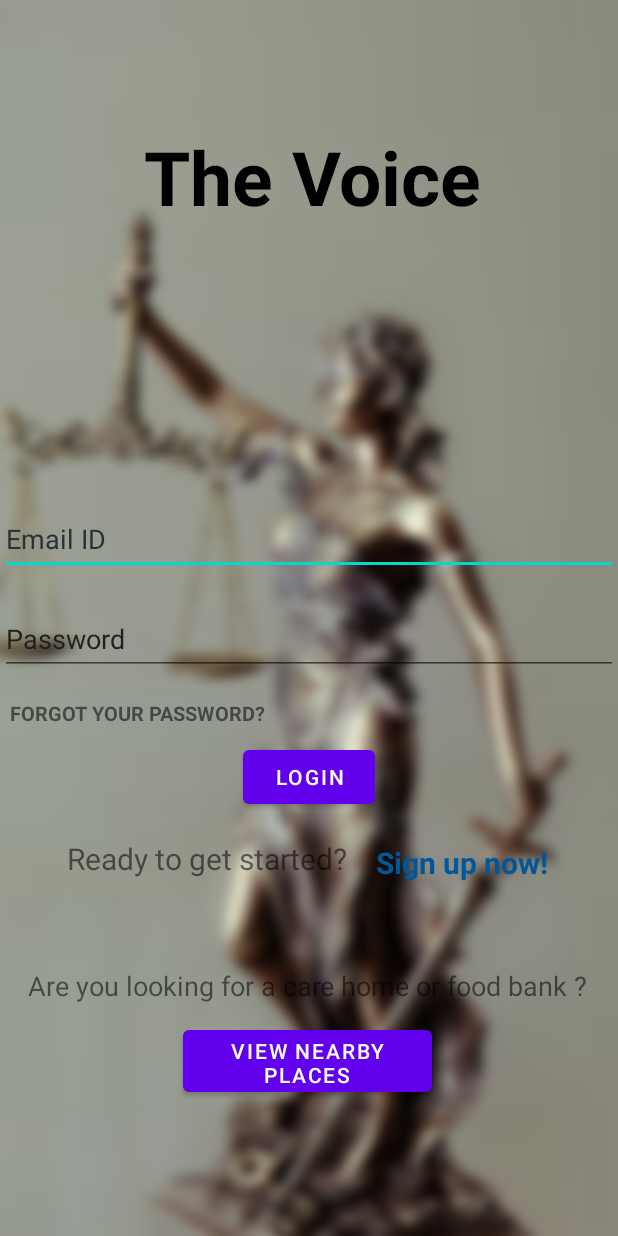
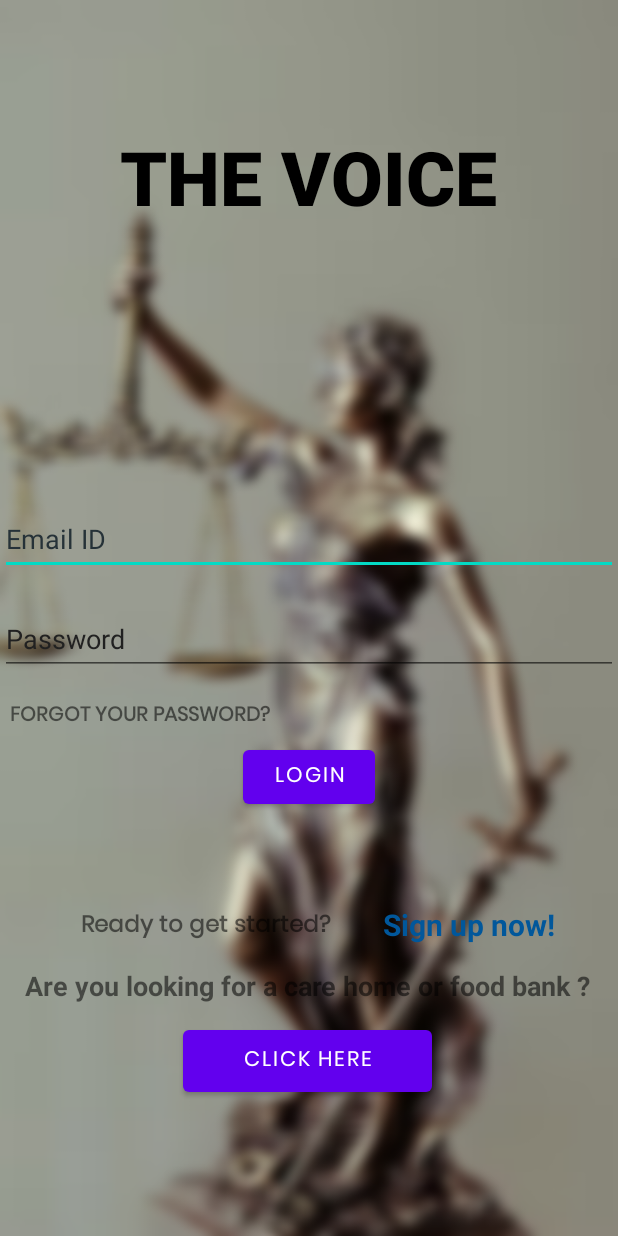
Before and after one commit to sandeepjayabal41/The_Voice, an Android app: the MainActivity screen opened directly, with no data from a screen before it, on a phone screen of 412 x 824 dp. Run offline under Robolectric (Android 15) with nearby library versions, the phone set to English and light mode, and no system bars; our stand-ins replace Firebase (no records; nobody signed in at launch, a user with empty details on screens opened directly); Roboto replaces fonts that are not available here.

Commit message:
background changes

```diff
--- a/app/src/main/res/layout/activity_home.xml
+++ b/app/src/main/res/layout/activity_home.xml
@@ -16,7 +16,7 @@
         android:layout_alignParentStart="true"
         android:layout_alignParentTop="true"
         android:layout_marginStart="0dp"
-        android:layout_marginTop="0dp"
+        android:layout_marginTop="-2dp"
         android:gravity="bottom"
         sothree:umanoPanelHeight="300dp"
         sothree:umanoShadowHeight="4dp">
--- a/app/src/main/res/layout/activity_main.xml
+++ b/app/src/main/res/layout/activity_main.xml
@@ -11,14 +11,14 @@
         android:id="@+id/imageView"
         android:layout_width="match_parent"
         android:layout_height="match_parent"
+        android:background="#404040"
+        android:contentDescription="@string/background_image"
         android:scaleType="fitXY"
-        android:contentDescription="@string/background_image"
         app:layout_constraintEnd_toEndOf="parent"
         app:layout_constraintHorizontal_bias="0.0"
         app:layout_constraintStart_toStartOf="parent"
         app:srcCompat="@drawable/background_image"
-        tools:layout_editor_absoluteY="0dp"
-        />
+        tools:layout_editor_absoluteY="0dp" />
 
     <Button
         android:id="@+id/MapViewButton"
@@ -28,6 +28,7 @@
         android:layout_marginTop="634dp"
         android:layout_marginEnd="124dp"
         android:layout_marginBottom="44dp"
+        android:fontFamily="@font/poppins"
         android:text="@string/view_nearby_places"
         app:layout_constraintBottom_toBottomOf="parent"
         app:layout_constraintEnd_toEndOf="parent"
@@ -38,13 +39,14 @@
         android:layout_width="wrap_content"
         android:layout_height="wrap_content"
         android:layout_marginTop="84dp"
+        android:fontFamily="sans-serif-black"
         android:text="@string/app_name"
         android:textColor="@color/black"
         android:textSize="50sp"
         android:textStyle="bold"
         app:layout_constraintBottom_toTopOf="@+id/MapViewButton"
         app:layout_constraintEnd_toEndOf="parent"
-        app:layout_constraintHorizontal_bias="0.513"
+        app:layout_constraintHorizontal_bias="0.496"
         app:layout_constraintStart_toStartOf="parent"
         app:layout_constraintTop_toTopOf="@+id/imageView"
         app:layout_constraintVertical_bias="0.0" />
@@ -94,6 +96,7 @@
         android:layout_marginTop="447dp"
         android:layout_marginEnd="162dp"
         android:layout_marginBottom="236dp"
+        android:fontFamily="@font/poppins"
         android:text="@string/login"
         app:layout_constraintBottom_toBottomOf="parent"
         app:layout_constraintEnd_toEndOf="parent"
@@ -105,15 +108,17 @@
         android:layout_width="189dp"
         android:layout_height="22dp"
         android:ems="10"
+        android:fontFamily="@font/poppins"
         android:text="@string/forgot_your_password__string"
-        android:textSize="13sp"
+        android:textSize="13dp"
         android:textStyle="bold"
         app:layout_constraintBottom_toBottomOf="parent"
         app:layout_constraintEnd_toEndOf="parent"
         app:layout_constraintHorizontal_bias="0.031"
         app:layout_constraintStart_toStartOf="parent"
         app:layout_constraintTop_toTopOf="parent"
-        app:layout_constraintVertical_bias="0.581" />
+        app:layout_constraintVertical_bias="0.581"
+        tools:ignore="TextSizeCheck" />
 
     <TextView
         android:layout_width="wrap_content"
@@ -124,6 +129,7 @@
         android:layout_marginBottom="115dp"
         android:text="@string/are_you_looking_for_a_care_home_or_food_bank"
         android:textSize="18sp"
+        android:textStyle="bold"
         app:layout_constraintBottom_toBottomOf="parent"
         app:layout_constraintEnd_toEndOf="parent"
         app:layout_constraintStart_toStartOf="parent"
@@ -137,18 +143,23 @@
         android:layout_marginTop="512dp"
         android:layout_marginEnd="174dp"
         android:layout_marginBottom="189dp"
+        android:fontFamily="@font/poppins"
         android:text="@string/ready_to_get_started"
         android:textAlignment="center"
-        android:textSize="20sp"
+        android:textSize="15dp"
+        android:textStyle="bold"
         app:layout_constraintBottom_toBottomOf="parent"
         app:layout_constraintEnd_toEndOf="parent"
+        app:layout_constraintHorizontal_bias="0.0"
         app:layout_constraintStart_toStartOf="parent"
-        app:layout_constraintTop_toTopOf="parent" />
+        app:layout_constraintTop_toTopOf="parent"
+        app:layout_constraintVertical_bias="1.0"
+        tools:ignore="TextSizeCheck" />
 
     <TextView
         android:id="@+id/signup"
-        android:layout_width="wrap_content"
-        android:layout_height="wrap_content"
+        android:layout_width="126dp"
+        android:layout_height="32dp"
         android:layout_marginStart="250dp"
         android:layout_marginTop="515dp"
         android:layout_marginEnd="44dp"
@@ -160,8 +171,9 @@
         android:textStyle="bold"
         app:layout_constraintBottom_toBottomOf="parent"
         app:layout_constraintEnd_toEndOf="parent"
-        app:layout_constraintHorizontal_bias="0.156"
+        app:layout_constraintHorizontal_bias="0.0"
         app:layout_constraintStart_toStartOf="parent"
-        app:layout_constraintTop_toTopOf="parent" />
+        app:layout_constraintTop_toTopOf="parent"
+        app:layout_constraintVertical_bias="1.0" />
 
 </androidx.constraintlayout.widget.ConstraintLayout>
--- a/app/src/main/res/layout/activity_sign_up.xml
+++ b/app/src/main/res/layout/activity_sign_up.xml
@@ -83,6 +83,7 @@
         app:layout_constraintStart_toStartOf="parent"
         app:layout_constraintTop_toTopOf="parent"
         app:layout_constraintVertical_bias="0.693"
+        android:contentDescription="@string/spinner"
         />
 
 </androidx.constraintlayout.widget.ConstraintLayout>
--- a/app/src/main/res/values/strings.xml
+++ b/app/src/main/res/values/strings.xml
@@ -1,13 +1,14 @@
 <?xml version="1.0" encoding="utf-8"?>
 <resources>
-    <string name="app_name">The Voice</string>
+    <string name="app_name">THE VOICE</string>
     <string name="forgot_your_password__string">FORGOT YOUR PASSWORD?</string>
+    <string name="spinner">my spinner</string>
     <string name="title_activity_maps">MapsActivity</string>
     <string name="email_id">Email ID</string>
     <string name="login">Login</string>
     <string name="signup">Signup</string>
     <string name="background_image">Background Image</string>
-    <string name="view_nearby_places">View Nearby places</string>
+    <string name="view_nearby_places">CLICK HERE</string>
     <string name="password">Password</string>
     <string name="are_you_looking_for_a_care_home_or_food_bank">Are you looking for a care home or food bank ?</string>
     <string name="ready_to_get_started">Ready to get started?</string>
```
Also changed, not shown: app/src/main/java/com/project/thevoice/home.java (+17 -0 lines), app/src/main/res/layout/activity_user_screen_after_login.xml (+24 -16 lines), app/src/main/res/drawable/hands_blur.png (added), app/src/main/res/font/nunito_sans_bold.ttf (added), app/src/main/res/font/poppins.ttf (added), app/src/main/res/font/poppins_thin.ttf (added).
